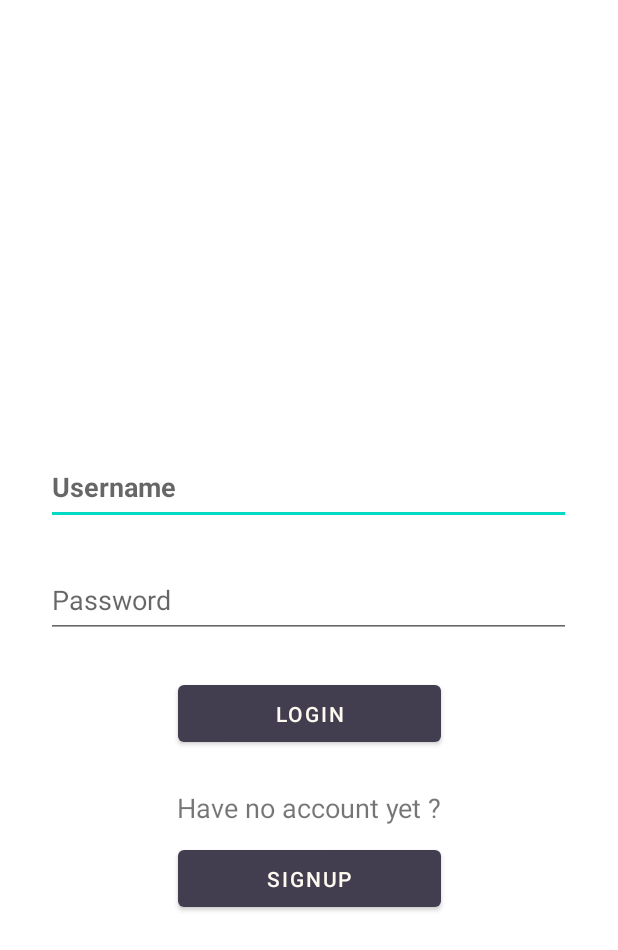
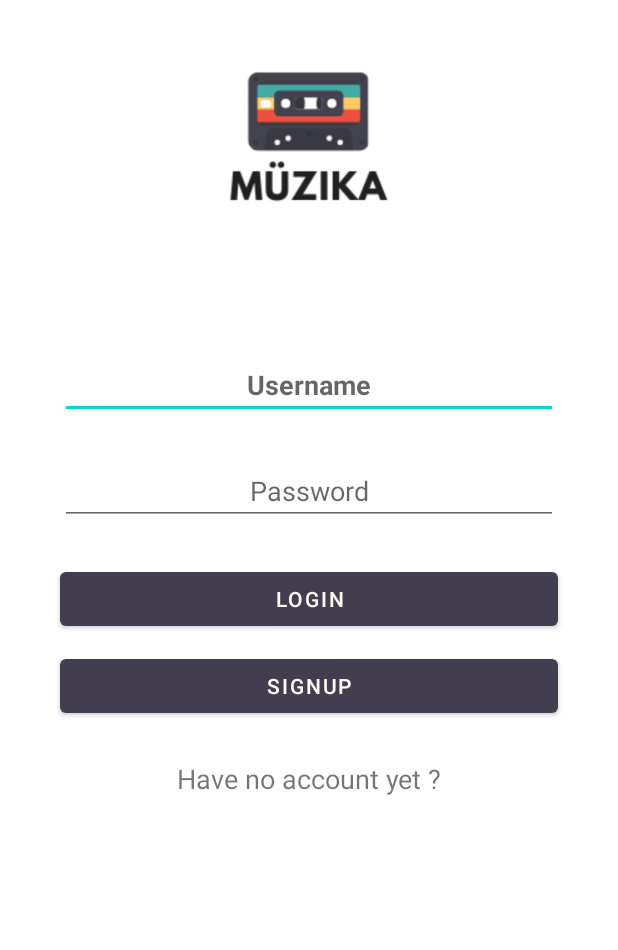
Before and after one commit to wajihmej/Muzika, an Android app: the screen it shows after launch (Login), on a phone screen of 412 x 824 dp. Shown: the top 950 px of the screen. Run offline under Robolectric (Android 15) with nearby library versions, the phone set to English and light mode, and no system bars; libraries missing offline, so code that uses them is left out: com.codepath.asynchttpclient.

Commit message:
APP icon

```diff
--- a/app/src/main/res/layout/activity_login.xml
+++ b/app/src/main/res/layout/activity_login.xml
@@ -6,20 +6,39 @@
     android:layout_width="match_parent"
     android:layout_height="match_parent"
     tools:context=".Login">
+  <LinearLayout
+      android:layout_width="match_parent"
+      android:layout_height="match_parent"
+      android:orientation="vertical"
+      tools:layout_editor_absoluteX="148dp"
+      tools:layout_editor_absoluteY="136dp"
+      >
 
-  <ImageView
-      android:id="@+id/imageView"
-      android:layout_width="250dp"
-      android:layout_height="250dp"
-      app:layout_constraintEnd_toEndOf="parent"
-      app:layout_constraintStart_toStartOf="parent"
-      app:layout_constraintTop_toTopOf="parent"
-      tools:srcCompat="@drawable/logoapp" />
+    <RelativeLayout
+        android:layout_width="match_parent"
+        android:layout_height="184dp">
+
+      <RelativeLayout
+          android:layout_width="wrap_content"
+          android:layout_height="wrap_content"
+          android:layout_centerHorizontal="true">
+
+        <ImageView
+            android:layout_width="120dp"
+            android:layout_height="120dp"
+            android:layout_marginTop="30dp"
+            android:adjustViewBounds="true"
+            android:scaleType="centerInside"
+            android:src="@drawable/logoapp" />
+
+      </RelativeLayout>
+
+    </RelativeLayout>
 
   <EditText
       android:id="@+id/userName"
-      android:layout_width="350dp"
-      android:layout_height="50dp"
+      android:layout_width="match_parent"
+      android:layout_height="wrap_content"
       android:layout_marginTop="50dp"
       android:autoText="false"
       android:ems="10"
@@ -29,36 +48,48 @@
       app:layout_constraintEnd_toEndOf="parent"
       app:layout_constraintHorizontal_bias="0.497"
       app:layout_constraintStart_toStartOf="parent"
+      android:layout_marginLeft="40sp"
+      android:layout_marginRight="40sp"
+      android:textAlignment="center"
       app:layout_constraintTop_toBottomOf="@+id/imageView" />
 
   <EditText
       android:id="@+id/password"
-      android:layout_width="350dp"
-      android:layout_height="50dp"
+      android:layout_width="match_parent"
+      android:layout_height="wrap_content"
       android:layout_marginTop="25dp"
       android:ems="10"
       android:hint="Password"
       android:inputType="textPassword"
       app:layout_constraintEnd_toEndOf="parent"
       app:layout_constraintHorizontal_bias="0.497"
-      app:layout_constraintStart_toStartOf="parent"
-      app:layout_constraintTop_toBottomOf="@+id/userName" />
+      android:layout_marginLeft="40sp"
+      android:layout_marginRight="40sp"
+      android:textAlignment="center"
+      app:layout_constraintTop_toBottomOf="@+id/userName"
+
+      />
 
   <Button
       android:id="@+id/loginbutton"
-      android:layout_width="175dp"
-      android:layout_height="50dp"
+      android:layout_width="match_parent"
+      android:layout_height="wrap_content"
+      android:layout_marginLeft="40sp"
+      android:layout_marginRight="40sp"
       android:layout_marginTop="25dp"
       android:text="Login"
       app:backgroundTint="#433D50"
       app:layout_constraintEnd_toEndOf="parent"
       app:layout_constraintStart_toStartOf="parent"
-      app:layout_constraintTop_toBottomOf="@+id/password" />
+      app:layout_constraintTop_toBottomOf="@+id/password"
+      />
 
   <Button
       android:id="@+id/registerbutton"
-      android:layout_width="175dp"
-      android:layout_height="50dp"
+      android:layout_width="match_parent"
+      android:layout_height="wrap_content"
+      android:layout_marginLeft="40sp"
+      android:layout_marginRight="40sp"
       android:layout_marginTop="10dp"
       android:text="Signup"
       app:backgroundTint="#433D50"
@@ -68,12 +99,17 @@
 
   <TextView
       android:id="@+id/textView3"
-      android:layout_width="wrap_content"
+      android:layout_width="match_parent"
       android:layout_height="wrap_content"
       android:layout_marginTop="25dp"
       android:text="Have no account yet ?"
       android:textSize="18sp"
       app:layout_constraintEnd_toEndOf="parent"
       app:layout_constraintStart_toStartOf="parent"
-      app:layout_constraintTop_toBottomOf="@+id/loginbutton" />
+      app:layout_constraintTop_toBottomOf="@+id/loginbutton"
+      android:layout_marginLeft="40sp"
+      android:layout_marginRight="40sp"
+      android:textAlignment="center"
+      />
+</LinearLayout>
 </androidx.constraintlayout.widget.ConstraintLayout>
```
